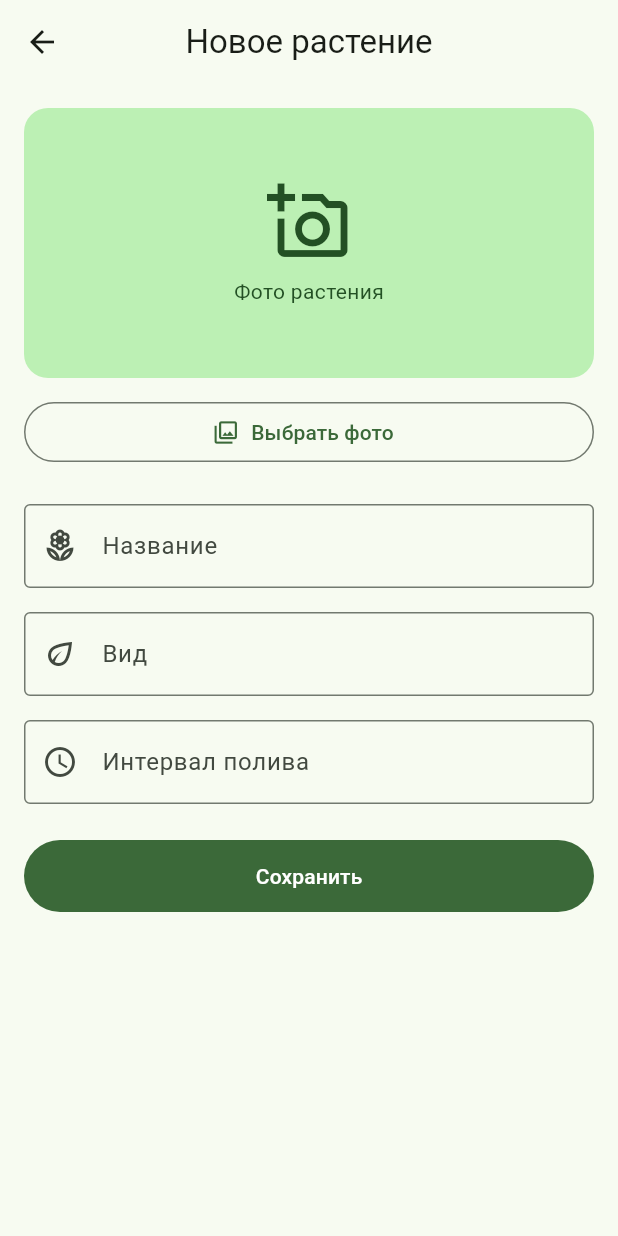
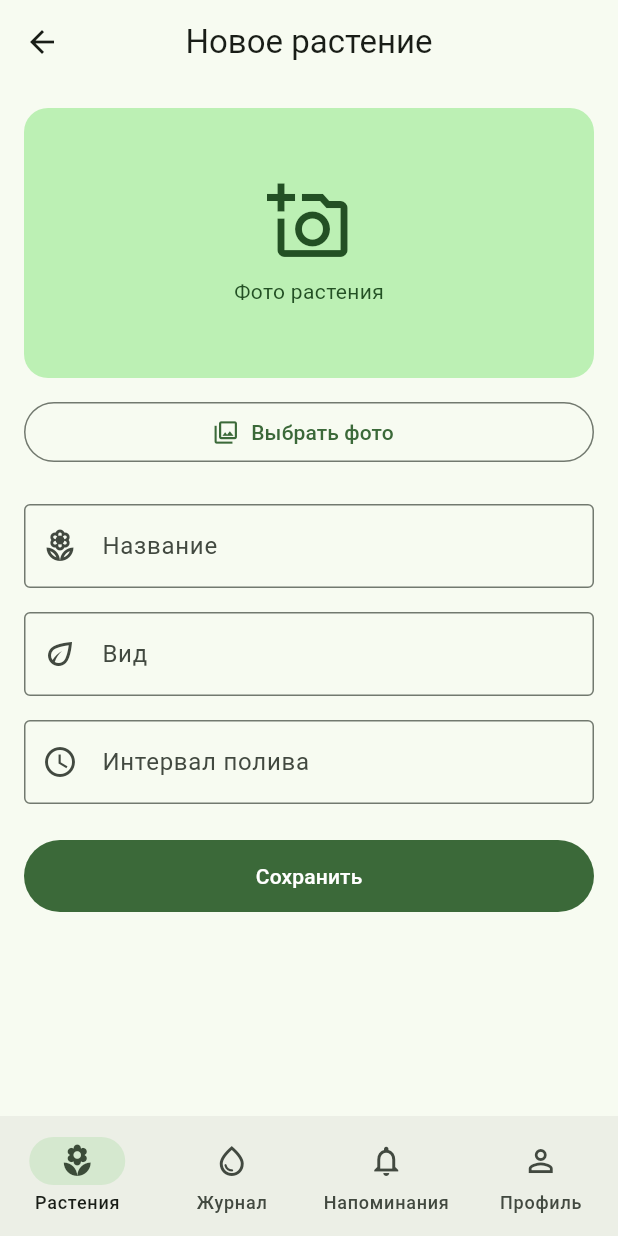
Before and after one commit to Serghei28/pam-project, a Flutter app: the screen it shows after launch, after a tap on "Войти", after a tap on "Добавить", on a phone screen of 412 x 824 dp. Run offline on Flutter 3.47's test engine with Material 3 defaults, Android fonts, the phone set to English and light mode, and no system bars; our stand-ins replace go_router.

Commit message:
add StatefulShellRoute with bottom NavigationBar tabs

```diff
--- a/green_garden/lib/router.dart
+++ b/green_garden/lib/router.dart
@@ -8,6 +8,7 @@ import 'screens/profile_screen.dart';
 import 'screens/reminders_screen.dart';
 import 'screens/splash_screen.dart';
 import 'screens/watering_journal_screen.dart';
+import 'widgets/app_shell.dart';
 
 final router = GoRouter(
   initialLocation: '/splash',
@@ -20,6 +21,13 @@ final router = GoRouter(
       path: '/login',
       builder: (context, state) => const LoginScreen(),
     ),
+    StatefulShellRoute.indexedStack(
+      builder: (context, state, navigationShell) =>
+          AppShell(navigationShell: navigationShell),
+      branches: [
+
+        StatefulShellBranch(
+          routes: [
             GoRoute(
               path: '/plants',
               builder: (context, state) => const PlantsScreen(),
@@ -37,17 +45,33 @@ final router = GoRouter(
                 ),
               ],
             ),
+          ],
+        ),
+        StatefulShellBranch(
+          routes: [
             GoRoute(
               path: '/journal',
               builder: (context, state) => const WateringJournalScreen(),
             ),
+          ],
+        ),
+        StatefulShellBranch(
+          routes: [
             GoRoute(
               path: '/reminders',
               builder: (context, state) => const RemindersScreen(),
             ),
+          ],
+        ),
+        StatefulShellBranch(
+          routes: [
             GoRoute(
               path: '/profile',
               builder: (context, state) => const ProfileScreen(),
             ),
           ],
+        ),
+      ],
+    ),
+  ],
 );
--- /dev/null
+++ b/green_garden/lib/widgets/app_shell.dart
@@ -0,0 +1,46 @@
+import 'package:flutter/material.dart';
+import 'package:go_router/go_router.dart';
+
+class AppShell extends StatelessWidget {
+  final StatefulNavigationShell navigationShell;
+
+  const AppShell({super.key, required this.navigationShell});
+
+  @override
+  Widget build(BuildContext context) {
+    return Scaffold(
+      body: navigationShell, // содержимое текущей вкладки
+      bottomNavigationBar: NavigationBar(
+        selectedIndex: navigationShell.currentIndex,
+        onDestinationSelected: (index) {
+          navigationShell.goBranch(
+            index,
+            initialLocation: index == navigationShell.currentIndex,
+          );
+        },
+        destinations: const [
+          NavigationDestination(
+            icon: Icon(Icons.local_florist_outlined),
+            selectedIcon: Icon(Icons.local_florist),
+            label: 'Растения',
+          ),
+          NavigationDestination(
+            icon: Icon(Icons.water_drop_outlined),
+            selectedIcon: Icon(Icons.water_drop),
+            label: 'Журнал',
+          ),
+          NavigationDestination(
+            icon: Icon(Icons.notifications_outlined),
+            selectedIcon: Icon(Icons.notifications),
+            label: 'Напоминания',
+          ),
+          NavigationDestination(
+            icon: Icon(Icons.person_outline),
+            selectedIcon: Icon(Icons.person),
+            label: 'Профиль',
+          ),
+        ],
+      ),
+    );
+  }
+}
```
Lines whose indentation alone changed are shown as unchanged.
